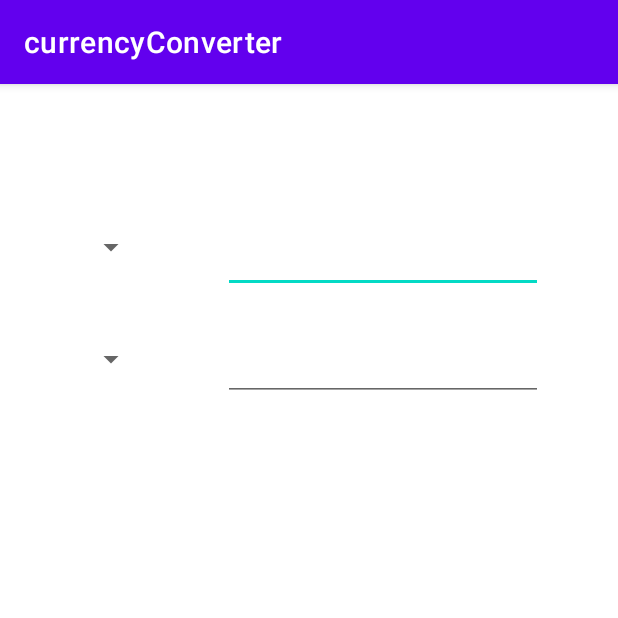
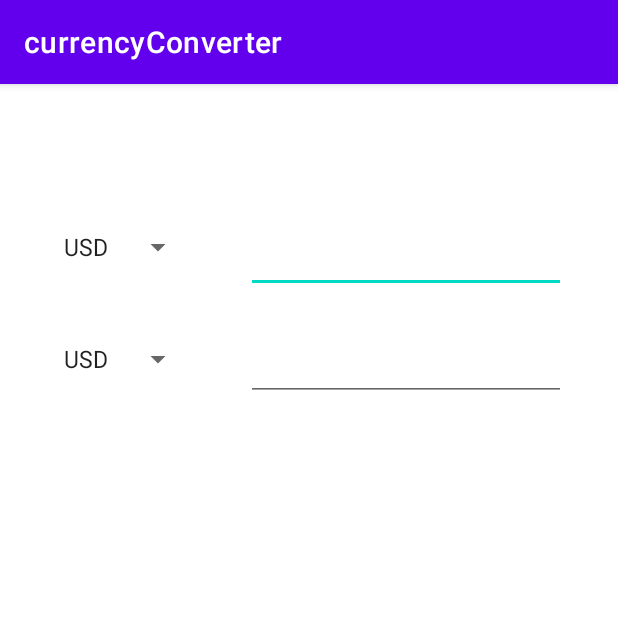
Before and after one commit to itSim04/CSC498G_Currency_Converter, an Android app: the ConverterActivity screen opened directly, with no data from a screen before it, on a phone screen of 412 x 824 dp, the top half of it. Run offline under Robolectric (Android 15) with nearby library versions, the phone set to English and light mode, and no system bars.

Commit message:
Created a currency array in array.xml. Populated the Spinners with the new Array

```diff
--- a/app/src/main/res/layout/activity_converter.xml
+++ b/app/src/main/res/layout/activity_converter.xml
@@ -22,6 +22,7 @@
         android:id="@+id/currencyOneSpin"
         android:layout_width="wrap_content"
         android:layout_height="wrap_content"
+        android:entries="@array/currencies"
         app:layout_constraintBottom_toBottomOf="parent"
         app:layout_constraintEnd_toStartOf="@+id/valueOneEdit"
         app:layout_constraintStart_toStartOf="parent"
@@ -44,6 +45,7 @@
         android:id="@+id/currencyTwoSpin"
         android:layout_width="wrap_content"
         android:layout_height="wrap_content"
+        android:entries="@array/currencies"
         app:layout_constraintBottom_toBottomOf="parent"
         app:layout_constraintEnd_toStartOf="@+id/valueTwoEdit"
         app:layout_constraintStart_toStartOf="parent"
--- /dev/null
+++ b/app/src/main/res/values/arrays.xml
@@ -0,0 +1,7 @@
+<?xml version="1.0" encoding="utf-8"?>
+<resources>
+    <string-array name="currencies">
+        <item>USD</item>
+        <item>LBP</item>
+    </string-array>
+</resources>
```
